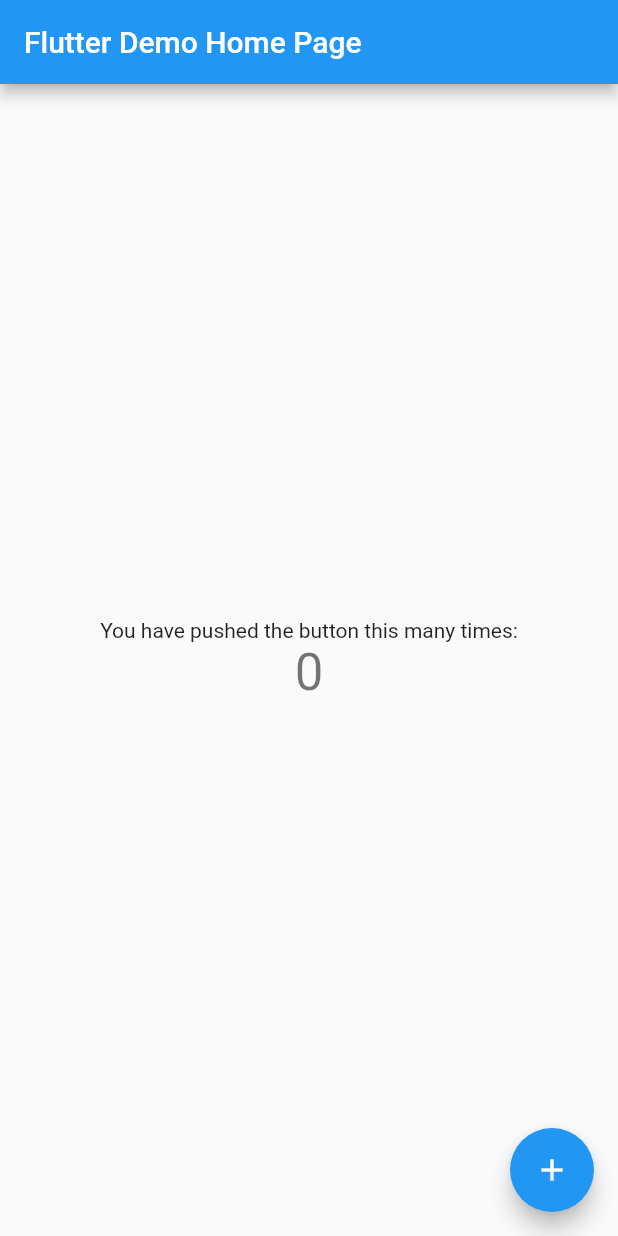
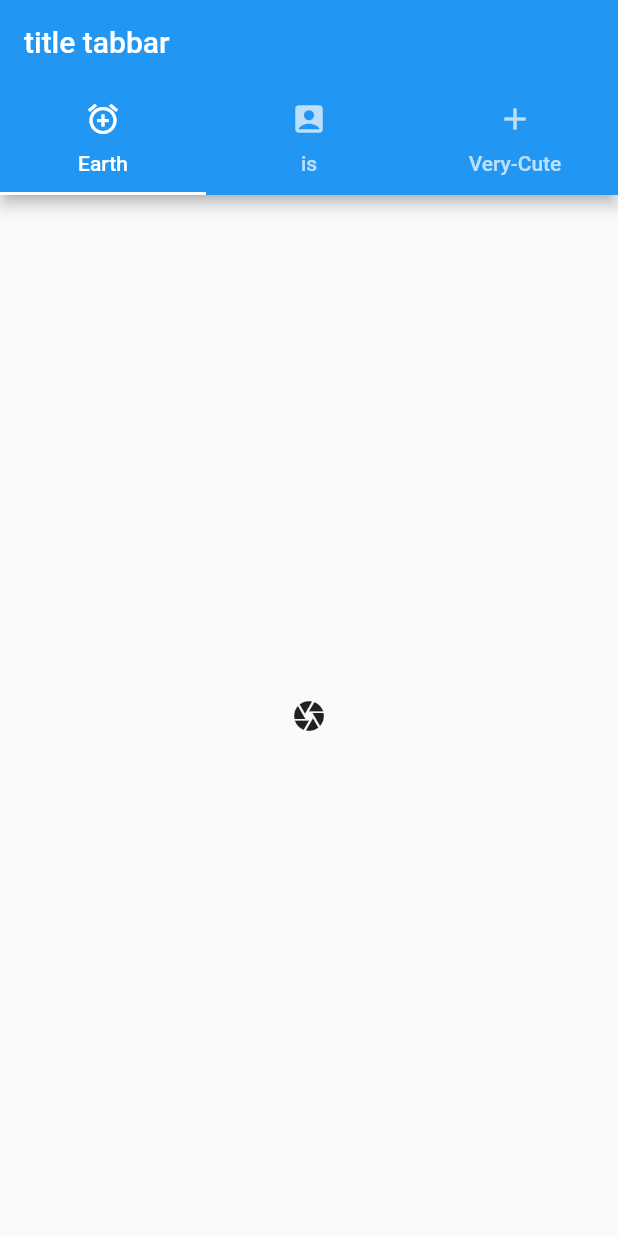
Before and after one commit to ifackerx/lab01, a Flutter app: the screen it shows after launch, on a phone screen of 412 x 824 dp. Run offline on Flutter 3.47's test engine with Material 2 defaults, Android fonts, the phone set to English and light mode, and no system bars.

Commit message:
tap and layout

```diff
--- a/lib/main.dart
+++ b/lib/main.dart
@@ -9,103 +9,120 @@ class MyApp extends StatelessWidget {
     return MaterialApp(
       title: 'Flutter Demo',
       theme: ThemeData(
-        // This is the theme of your application.
-        //
-        // Try running your application with "flutter run". You'll see the
-        // application has a blue toolbar. Then, without quitting the app, try
-        // changing the primarySwatch below to Colors.green and then invoke
-        // "hot reload" (press "r" in the console where you ran "flutter run",
-        // or simply save your changes to "hot reload" in a Flutter IDE).
+
         // Notice that the counter didn't reset back to zero; the application
         // is not restarted.
         primarySwatch: Colors.blue,
       ),
-      home: MyHomePage(title: 'Flutter Demo Home Page'),
+      home: MyHomePage(),
     );
   }
+
 }
 
-class MyHomePage extends StatefulWidget {
-  MyHomePage({Key key, this.title}) : super(key: key);
-
-  // This widget is the home page of your application. It is stateful, meaning
-  // that it has a State object (defined below) that contains fields that affect
-  // how it looks.
-
-  // This class is the configuration for the state. It holds the values (in this
-  // case the title) provided by the parent (in this case the App widget) and
-  // used by the build method of the State. Fields in a Widget subclass are
-  // always marked "final".
-
-  final String title;
-
-  @override
-  _MyHomePageState createState() => _MyHomePageState();
-}
-
-class _MyHomePageState extends State<MyHomePage> {
-  int _counter = 0;
-
-  void _incrementCounter() {
-    setState(() {
-      // This call to setState tells the Flutter framework that something has
-      // changed in this State, which causes it to rerun the build method below
-      // so that the display can reflect the updated values. If we changed
-      // _counter without calling setState(), then the build method would not be
-      // called again, and so nothing would appear to happen.
-      _counter++;
-    });
-  }
-
+class MyHomePage extends StatelessWidget {
   @override
   Widget build(BuildContext context) {
-    // This method is rerun every time setState is called, for instance as done
-    // by the _incrementCounter method above.
-    //
-    // The Flutter framework has been optimized to make rerunning build methods
-    // fast, so that you can just rebuild anything that needs updating rather
-    // than having to individually change instances of widgets.
-    return Scaffold(
-      appBar: AppBar(
-        // Here we take the value from the MyHomePage object that was created by
-        // the App.build method, and use it to set our appbar title.
-        title: Text(widget.title),
-      ),
-      body: Center(
-        // Center is a layout widget. It takes a single child and positions it
-        // in the middle of the parent.
-        child: Column(
-          // Column is also layout widget. It takes a list of children and
-          // arranges them vertically. By default, it sizes itself to fit its
-          // children horizontally, and tries to be as tall as its parent.
-          //
-          // Invoke "debug painting" (press "p" in the console, choose the
-          // "Toggle Debug Paint" action from the Flutter Inspector in Android
-          // Studio, or the "Toggle Debug Paint" command in Visual Studio Code)
-          // to see the wireframe for each widget.
-          //
-          // Column has various properties to control how it sizes itself and
-          // how it positions its children. Here we use mainAxisAlignment to
-          // center the children vertically; the main axis here is the vertical
-          // axis because Columns are vertical (the cross axis would be
-          // horizontal).
-          mainAxisAlignment: MainAxisAlignment.center,
+    // TODO: implement build
+    return DefaultTabController(
+      length: 3,
+      child: Scaffold(
+        appBar: AppBar(
+          title: Text("title tabbar"),
+          bottom: TabBar(tabs: <Widget>[
+            Tab(
+              icon: Icon(Icons.add_alarm),
+              text: "Earth",
+            ),
+            Tab(
+              icon: Icon(Icons.account_box),
+              text: "is",
+            ),
+            Tab(
+              icon: Icon(Icons.add),
+              text: "Very-Cute",
+            )
+          ],),
+        ),
+        body: TabBarView(
           children: <Widget>[
-            Text(
-              'You have pushed the button this many times:',
-            ),
-            Text(
-              '$_counter',
-              style: Theme.of(context).textTheme.display1,
-            ),
+            Icon(Icons.camera),
+            Icon(Icons.add_alarm),
+            Icon(Icons.account_box)
           ],
         ),
       ),
-      floatingActionButton: FloatingActionButton(
-        onPressed: _incrementCounter,
-        tooltip: 'Increment',
-        child: Icon(Icons.add),
-      ), // This trailing comma makes auto-formatting nicer for build methods.
     );
   }
+
 }
+
+// class MyHomePage extends StatefulWidget {
+//   @override
+//   State<StatefulWidget> createState() {
+//     // TODO: implement createState
+//     return MyHomePageState(); //return ตัวลูกไปหาแม่; return class ข้้างล่าง เพราะอะไรไม่รู้?
+//   }
+
+// }
+
+
+// class MyHomePageState extends State<MyHomePage> { //อันล่าง entends แม่ ละอันบนลงมาล่าง
+//   int counter = 0; //แสดงผ๋ล
+//   @override
+//   Widget build(BuildContext context) {
+//     return Scaffold(
+//       appBar: AppBar(
+//         title: Text("hello World!!"),
+//       ),
+//         body: Column(
+//           mainAxisAlignment: MainAxisAlignment.spaceAround,
+//           crossAxisAlignment: CrossAxisAlignment.start,
+//           children: <Widget>[
+//             Text("$counter"),
+//             Text("value"),
+//             Text("data")
+//           ],
+//         ), //ตัว text เป็น child ของ Center
+
+//         //stateless เหมาะกับใช้ครั้งเดียวเลิก แสดงผลไม่ต้องจำ เบากว่า จำเป็น
+//         floatingActionButton: FloatingActionButton(
+//           child: Icon(Icons.add),
+//           onPressed: () {
+//             setState(() {
+//               counter++;
+//             });  // ต้องตั้ง setState
+//             print("Conter value $counter");
+//           },
+//         )//ปุ่มอะไรสักอย่าง,
+
+//     );
+//   }
+//   }
+
+
+// class MyHomePage extends StatelessWidget {
+//   int counter = 0; //แสดงผ๋ล
+
+//   @override
+//   Widget build(BuildContext context) {
+//     // TODO: implement build
+    // return Scaffold(
+//       appBar: AppBar(
+//         title: Text("hello World!!"),
+//       ),
+//         body: Text("$counter"),
+
+//         //stateless เหมาะกับใช้ครั้งเดียวเลิก แสดงผลไม่ต้องจำ เบากว่า จำเป็น
+//         floatingActionButton: RaisedButton(
+//           child: Icon(Icons.add),
+//           onPressed: () {
+//             counter++;
+//             print("Conter value $counter");
+//           },
+//         )//ปุ่มอะไรสักอย่าง,
+
+//     );
+//   }
+
+// }
```
